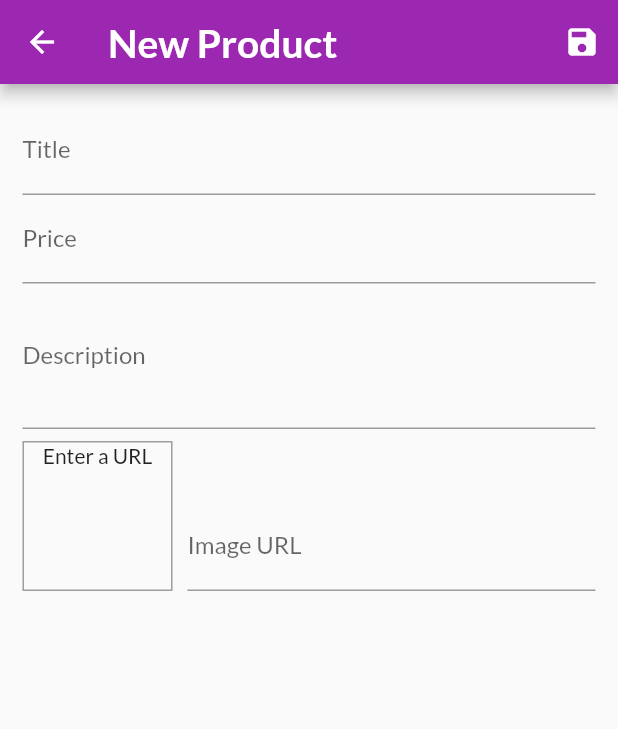
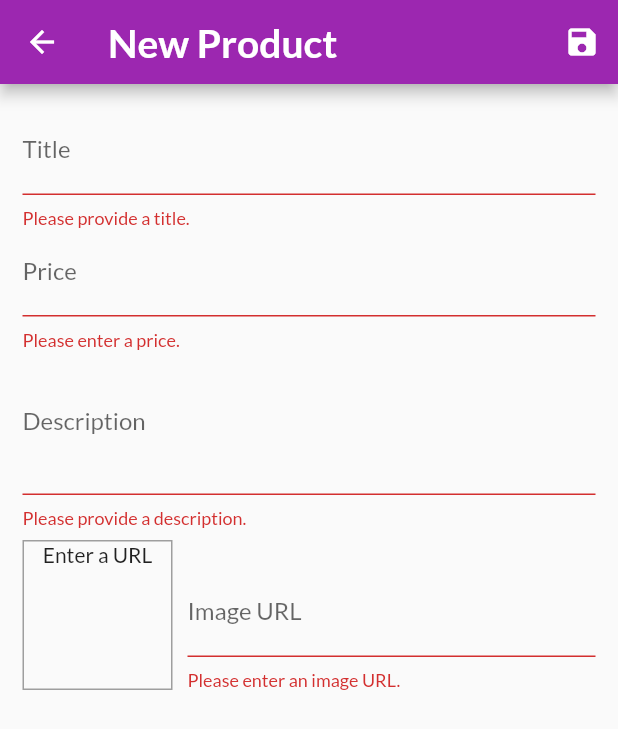
Before and after one commit to kpirabaharan/Flutter, a Flutter app: the EditProductScreen screen opened by its route, after a tap on the "save" icon, on a phone screen of 412 x 824 dp. Shown: the top 729 px of the screen. Run offline on Flutter 3.47's test engine with Material 2 defaults, Android fonts, the phone set to English and light mode, and no system bars; network calls fail.

Commit message:
Section 9: Added Validation Logic
Signed-off-by: Keeshigan Pirabaharan <kpirabaharan3@gmail.com>

```diff
--- a/section_8_shop_app/lib/screens/edit_product_screen.dart
+++ b/section_8_shop_app/lib/screens/edit_product_screen.dart
@@ -28,11 +28,52 @@ class _EditProductScreenState extends State<EditProductScreen> {
   }
 
   void _saveForm() {
-    _form.currentState?.save();
+    final isValid = _form.currentState!.validate();
+    if (!isValid) {
+      return;
+    }
+    _form.currentState!.save();
     print(_newProduct.title);
     print(_newProduct.description);
     print(_newProduct.price);
     print(_newProduct.imageUrl);
+  }
+
+  String? errorCheckTitle(String value) {
+    if (value.isEmpty) return 'Please provide a title.';
+
+    return null;
+  }
+
+  String? errorCheckDescription(String value) {
+    if (value.isEmpty) return 'Please provide a description.';
+
+    if (value.length < 10)
+      return 'Please provide a description greater than 10 characters.';
+
+    return null;
+  }
+
+  String? errorCheckPrice(String value) {
+    if (value.isEmpty) return 'Please enter a price.';
+
+    if (double.tryParse(value) == null) return 'Please enter a valid number.';
+
+    if (double.parse(value) <= 0)
+      return 'Please enter a nuymber greater than zero.';
+
+    return null;
+  }
+
+  String? errorCheckURL(String value) {
+    if (value.isEmpty) return 'Please enter an image URL.';
+
+    if ((!value.startsWith('http') && !value.startsWith('https')) ||
+        (!value.endsWith('jpg') &&
+            !value.endsWith('jpeg') &&
+            !value.endsWith('png'))) return 'Please enter a valid image URL.';
+
+    return null;
   }
 
   @override
@@ -68,11 +109,14 @@ class _EditProductScreenState extends State<EditProductScreen> {
                       price: _newProduct.price,
                       imageUrl: _newProduct.imageUrl);
                 },
+                validator: (value) {
+                  return errorCheckTitle(value as String);
+                },
               ),
               TextFormField(
                 decoration: InputDecoration(labelText: 'Price'),
                 textInputAction: TextInputAction.next,
-                keyboardType: TextInputType.number,
+                keyboardType: TextInputType.numberWithOptions(decimal: true),
                 focusNode: _priceFocusNode,
                 onFieldSubmitted: (_) =>
                     FocusScope.of(context).requestFocus(_descriptionFocusNode),
@@ -84,6 +128,9 @@ class _EditProductScreenState extends State<EditProductScreen> {
                     price: double.parse(value as String),
                     imageUrl: _newProduct.imageUrl,
                   );
+                },
+                validator: (value) {
+                  return errorCheckPrice(value as String);
                 },
               ),
               TextFormField(
@@ -99,6 +146,9 @@ class _EditProductScreenState extends State<EditProductScreen> {
                     price: _newProduct.price,
                     imageUrl: _newProduct.imageUrl,
                   );
+                },
+                validator: (value) {
+                  return errorCheckDescription(value as String);
                 },
               ),
               Row(
@@ -137,6 +187,9 @@ class _EditProductScreenState extends State<EditProductScreen> {
                       onChanged: (value) {
                         setState(() {});
                       },
+                      validator: (value) {
+                        return errorCheckURL(value as String);
+                      },
                       onSaved: (value) {
                         _newProduct = Product(
                           id: _newProduct.id,
```
